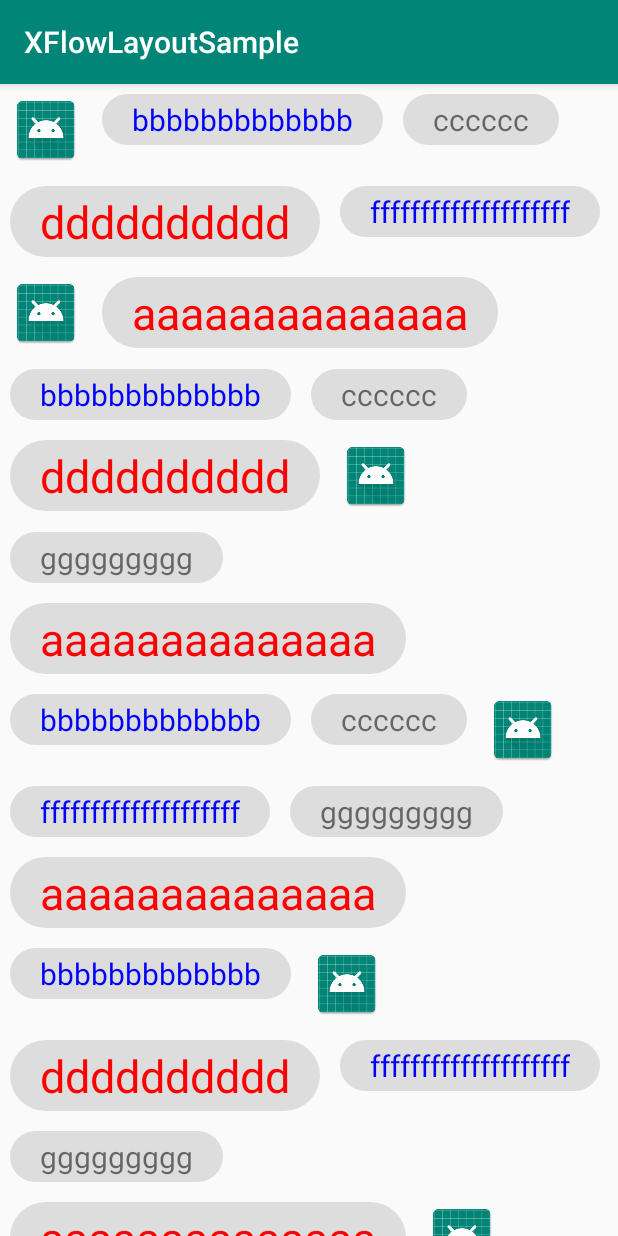
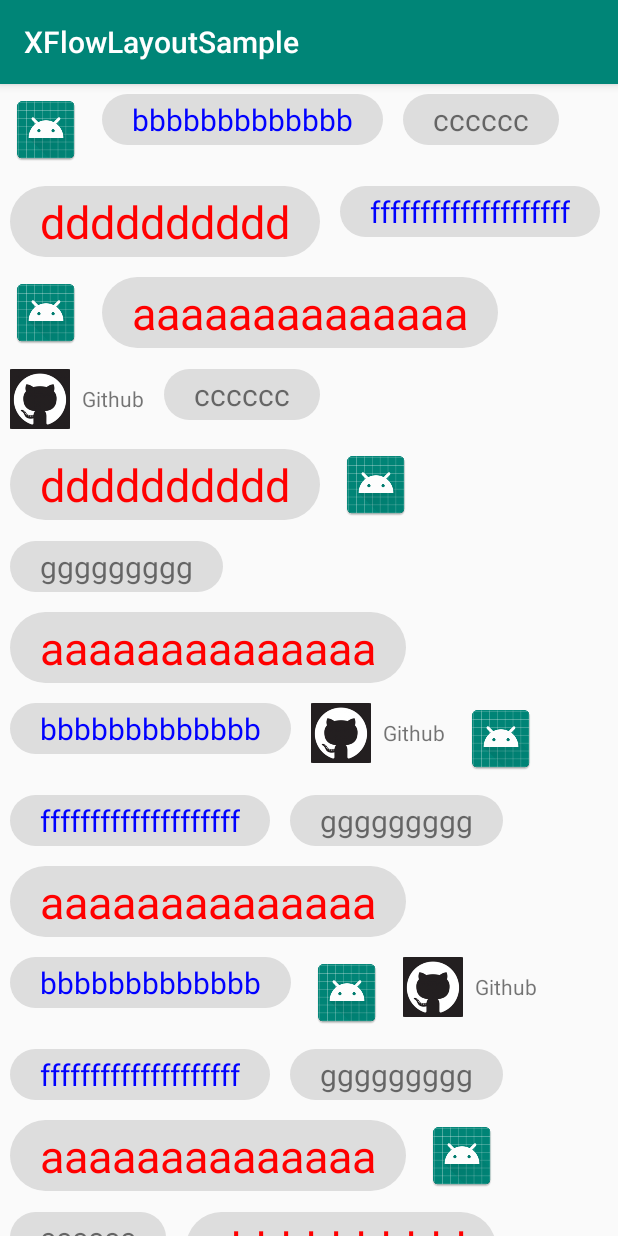
Before and after one commit to Xugter/XFlowLayout, an Android app: the screen it shows after launch (MainActivity), on a phone screen of 412 x 824 dp. Run offline under Robolectric (Android 15) with nearby library versions, the phone set to English and light mode, and no system bars.

Commit message:
add item type

```diff
--- a/sample/src/main/java/com/xugter/xflowlayoutsample/MainActivity.java
+++ b/sample/src/main/java/com/xugter/xflowlayoutsample/MainActivity.java
@@ -4,6 +4,7 @@ import android.graphics.Color;
 import android.support.v7.app.AppCompatActivity;
 import android.os.Bundle;
 import android.util.Log;
+import android.view.LayoutInflater;
 import android.view.View;
 import android.view.ViewGroup;
 import android.widget.ImageView;
@@ -78,6 +79,13 @@ public class MainActivity extends AppCompatActivity {
                 return imageView;
             }
 
+            if (pos % 7 == 0) {
+                LayoutInflater layoutInflater = MainActivity.this.getLayoutInflater();
+                View view = layoutInflater.inflate(R.layout.item_sample, null);
+                view.setLayoutParams(layoutParams);
+                return view;
+            }
+
             TextView tv = new TextView(MainActivity.this);
             tv.setPadding(30, 5, 30, 5);
             tv.setText(content.get(pos));
--- /dev/null
+++ b/sample/src/main/res/layout/item_sample.xml
@@ -0,0 +1,19 @@
+<?xml version="1.0" encoding="utf-8"?>
+<LinearLayout xmlns:android="http://schemas.android.com/apk/res/android"
+    android:layout_width="wrap_content"
+    android:layout_height="wrap_content"
+    android:orientation="horizontal">
+
+    <ImageView
+        android:layout_width="40dp"
+        android:layout_height="40dp"
+        android:src="@drawable/icon_github" />
+
+    <TextView
+        android:layout_width="wrap_content"
+        android:layout_height="wrap_content"
+        android:layout_gravity="center_vertical"
+        android:layout_marginLeft="8dp"
+        android:text="Github" />
+
+</LinearLayout>
```
Also changed, not shown: sample/src/main/res/drawable/icon_github.png (added).
